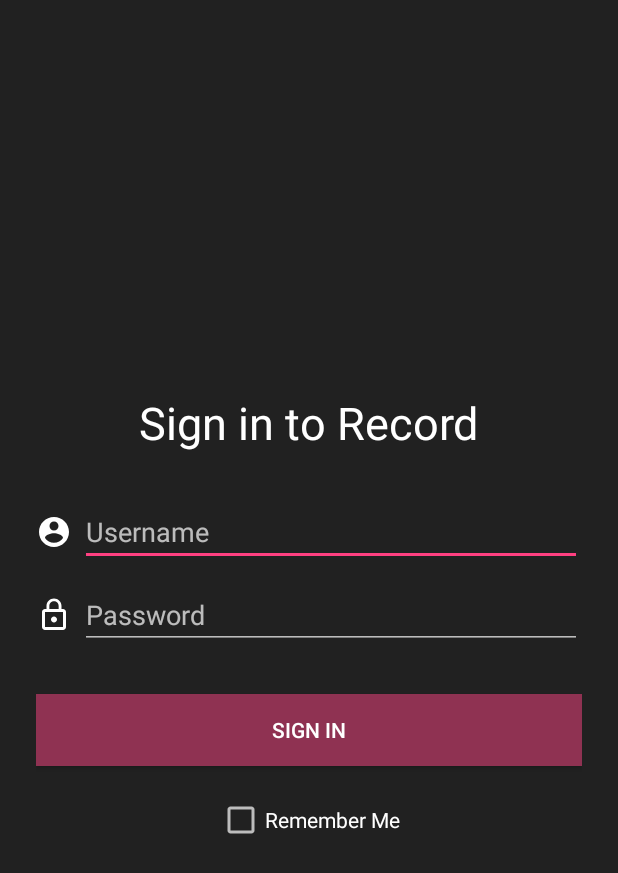
After one commit to wipsi7/AudioStory, an Android app: the LoginActivity screen opened directly, with no data from a screen before it, on a phone screen of 412 x 824 dp. The commit adds this screen. Shown: the top 873 px of the screen. Run offline under Robolectric (Android 15) with nearby library versions, the phone set to English and light mode, and no system bars.

Commit message:
Created new Login activity layout

```diff
--- a/app/build.gradle
+++ b/app/build.gradle
@@ -6,6 +6,7 @@ android {
 
     defaultConfig {
         applicationId "fi.metropolia.audiostory"
+        vectorDrawables.useSupportLibrary = true
         minSdkVersion 19
         targetSdkVersion 23
         versionCode 1
@@ -21,9 +22,10 @@ android {
 
 dependencies {
     compile fileTree(include: ['*.jar'], dir: 'libs')
-    testCompile 'junit:junit:4.12'
     compile 'com.android.support:appcompat-v7:23.4.0'
     compile 'com.github.hiteshsondhi88.libffmpeg:FFmpegAndroid:0.2.5'
     compile 'com.squareup.retrofit2:converter-gson:2.1.0'
     compile 'com.squareup.retrofit2:retrofit:2.1.0'
+    compile 'com.android.support:design:23.4.0'
+    testCompile 'junit:junit:4.12'
 }
--- a/app/src/main/AndroidManifest.xml
+++ b/app/src/main/AndroidManifest.xml
@@ -11,6 +11,11 @@
     <uses-feature
         android:name="android.hardware.nfc"
         android:required="true" />
+
+    <!-- To auto-complete the email text field in the login form with the user's emails -->
+    <uses-permission android:name="android.permission.GET_ACCOUNTS" />
+    <uses-permission android:name="android.permission.READ_PROFILE" />
+    <uses-permission android:name="android.permission.READ_CONTACTS" />
 
     <application
         android:allowBackup="true"
@@ -31,7 +36,8 @@
         </activity>
         <activity android:name=".activities.FeelingsActivity" />
         <activity android:name=".activities.RecordingActivity" />
-        <activity android:name=".activities.UploadActivity"></activity>
+        <activity android:name=".activities.UploadActivity" />
+        <activity android:name=".activities.LoginActivity" />
     </application>
 
 </manifest>
--- /dev/null
+++ b/app/src/main/java/fi/metropolia/audiostory/activities/LoginActivity.java
@@ -0,0 +1,15 @@
+package fi.metropolia.audiostory.activities;
+
+import android.os.Bundle;
+import android.support.v7.app.AppCompatActivity;
+
+import fi.metropolia.audiostory.R;
+
+public class LoginActivity extends AppCompatActivity {
+
+    @Override
+    protected void onCreate(Bundle savedInstanceState) {
+        super.onCreate(savedInstanceState);
+        setContentView(R.layout.activity_login);
+    }
+}
--- a/app/src/main/java/fi/metropolia/audiostory/activities/MainActivity.java
+++ b/app/src/main/java/fi/metropolia/audiostory/activities/MainActivity.java
@@ -212,13 +212,18 @@ public class MainActivity extends AppCompatActivity {
 
 
     public void onRecordClick(View v){
-        //Intent intent = new Intent(this, FeelingsActivity.class);
-        //startActivity(intent);
 
-        Log.d(DEBUG_TAG, "API on buttonclick: " + currentCredentials.getApiKey());
-        Log.d(DEBUG_TAG, "ID on buttonclick: " + currentCredentials.getCollectionID());
-        Log.d(DEBUG_TAG, "user on butonClick " + currentCredentials.getUserName());
-        Log.d(DEBUG_TAG, "Artifact on buttonClick " + artifact.getArtifactName());
-        //TODO create intent with artifact and currentcredentials parameters.
+        Bundle bundle = new Bundle();
+        bundle.putString(Constant.BUNDLE_USER, currentCredentials.getUserName());
+        bundle.putString(Constant.BUNDLE_PASS, currentCredentials.getPassword());
+        bundle.putString(Constant.BUNDLE_ID, currentCredentials.getCollectionID());
+        bundle.putString(Constant.BUNDLE_API, currentCredentials.getApiKey());
+        bundle.putString(Constant.BUNDLE_ARTIFACT, artifact.getArtifactName());
+
+        Intent i = new Intent(this, LoginActivity.class);
+        i.putExtra(Constant.EXTRA_BUNDLE_DATA, bundle);
+        startActivity(i);
+
+
     }
 }
--- a/app/src/main/java/fi/metropolia/audiostory/museum/Constant.java
+++ b/app/src/main/java/fi/metropolia/audiostory/museum/Constant.java
@@ -1,10 +1,18 @@
 package fi.metropolia.audiostory.museum;
 
-/** Constants for retrieving data from nfc tag **/
+
 public final class Constant {
-
+    /** Constants for retrieving data from nfc tag **/
     public static final int USERNAME_INDEX = 0;
     public static final int PASSWORD_INDEX = 1;
     public static final int COLLECTION_ID_INDEX = 2;
     public static final int ARTIFACT_INDEX = 3;
+
+    /** Constants for passing and retrieving data from bundle */
+    public static final String EXTRA_BUNDLE_DATA = "ExtraBundleData";
+    public static final String BUNDLE_USER = "BundleUser";
+    public static final String BUNDLE_PASS = "BundlePass";
+    public static final String BUNDLE_ID = "BundleId";
+    public static final String BUNDLE_API = "BundleApi";
+    public static final String BUNDLE_ARTIFACT = "BundleApi";
 }
--- /dev/null
+++ b/app/src/main/res/drawable/ic_account_circle_white_24px.xml
@@ -0,0 +1,9 @@
+<vector xmlns:android="http://schemas.android.com/apk/res/android"
+        android:width="24dp"
+        android:height="24dp"
+        android:viewportWidth="24.0"
+        android:viewportHeight="24.0">
+    <path
+        android:pathData="M12,2C6.48,2 2,6.48 2,12s4.48,10 10,10 10,-4.48 10,-10S17.52,2 12,2zM12,5c1.66,0 3,1.34 3,3s-1.34,3 -3,3 -3,-1.34 -3,-3 1.34,-3 3,-3zM12,19.2c-2.5,0 -4.71,-1.28 -6,-3.22 0.03,-1.99 4,-3.08 6,-3.08 1.99,0 5.97,1.09 6,3.08 -1.29,1.94 -3.5,3.22 -6,3.22z"
+        android:fillColor="#FFFFFF"/>
+</vector>
--- /dev/null
+++ b/app/src/main/res/drawable/ic_lock_outline_white_24px.xml
@@ -0,0 +1,9 @@
+<vector xmlns:android="http://schemas.android.com/apk/res/android"
+        android:width="24dp"
+        android:height="24dp"
+        android:viewportWidth="24.0"
+        android:viewportHeight="24.0">
+    <path
+        android:pathData="M12,17c1.1,0 2,-0.9 2,-2s-0.9,-2 -2,-2 -2,0.9 -2,2 0.9,2 2,2zM18,8h-1L17,6c0,-2.76 -2.24,-5 -5,-5S7,3.24 7,6v2L6,8c-1.1,0 -2,0.9 -2,2v10c0,1.1 0.9,2 2,2h12c1.1,0 2,-0.9 2,-2L20,10c0,-1.1 -0.9,-2 -2,-2zM8.9,6c0,-1.71 1.39,-3.1 3.1,-3.1s3.1,1.39 3.1,3.1v2L8.9,8L8.9,6zM18,20L6,20L6,10h12v10z"
+        android:fillColor="#FFFFFF"/>
+</vector>
--- a/app/src/main/res/drawable/pink_button.xml
+++ b/app/src/main/res/drawable/pink_button.xml
@@ -1,6 +1,7 @@
 <?xml version="1.0" encoding="utf-8"?>
 <selector xmlns:android="http://schemas.android.com/apk/res/android">
-    <item android:state_pressed="true"
-        android:drawable="@color/active_pink"/> <!-- pressed -->
-    <item android:drawable="@color/passive_pink"/> <!-- default -->
+    <!-- pressed -->
+    <!-- default -->
+    <item android:state_pressed="true" android:drawable="@color/active_pink" />
+    <item android:drawable="@color/passive_pink" />
 </selector>
--- /dev/null
+++ b/app/src/main/res/layout/activity_login.xml
@@ -0,0 +1,103 @@
+<?xml version="1.0" encoding="utf-8"?>
+<RelativeLayout xmlns:android="http://schemas.android.com/apk/res/android"
+    xmlns:app="http://schemas.android.com/apk/res-auto"
+    xmlns:tools="http://schemas.android.com/tools"
+    android:id="@+id/activity_login"
+    android:layout_width="match_parent"
+    android:layout_height="match_parent"
+    android:paddingBottom="@dimen/activity_vertical_margin"
+    android:paddingLeft="@dimen/activity_horizontal_margin"
+    android:paddingRight="@dimen/activity_horizontal_margin"
+    android:paddingTop="@dimen/activity_vertical_margin"
+    tools:context="fi.metropolia.audiostory.activities.LoginActivity">
+
+    <LinearLayout
+        android:orientation="vertical"
+        android:layout_width="match_parent"
+        android:layout_height="wrap_content"
+        android:layout_centerInParent="true"
+        android:layout_marginStart="8dp"
+        android:layout_marginEnd="8dp">
+
+        <TextView
+            android:text="@string/activity_login_tv_sign"
+            android:layout_width="wrap_content"
+            android:layout_height="wrap_content"
+            android:id="@+id/textView2"
+            android:textSize="30sp"
+            android:layout_gravity="center_horizontal"
+            android:layout_marginBottom="30dp" />
+
+        <LinearLayout
+            android:orientation="horizontal"
+            android:layout_width="match_parent"
+            android:layout_height="wrap_content"
+            android:layout_marginBottom="10dp">
+
+            <ImageView
+                android:layout_width="wrap_content"
+                android:layout_height="wrap_content"
+                app:srcCompat="@drawable/ic_account_circle_white_24px"
+                android:id="@+id/imageView"
+                android:layout_gravity="center_vertical"
+                android:contentDescription="@string/desc_user_account"
+                android:layout_marginEnd="5dp" />
+
+            <EditText
+                android:layout_width="0dp"
+                android:layout_height="wrap_content"
+                android:inputType="textPersonName"
+                android:ems="10"
+                android:id="@+id/login_activiy_et_user"
+                android:hint="@string/activity_login_et_hint_user"
+                android:lines="1"
+                android:layout_weight="1"
+                android:layout_gravity="center_vertical" />
+
+        </LinearLayout>
+
+        <LinearLayout
+            android:orientation="horizontal"
+            android:layout_width="match_parent"
+            android:layout_height="wrap_content"
+            android:layout_marginBottom="20dp">
+
+            <ImageView
+                android:layout_width="wrap_content"
+                android:layout_height="wrap_content"
+                android:layout_gravity="center_vertical"
+
+                app:srcCompat="@drawable/ic_lock_outline_white_24px"
+                android:id="@+id/imageView2"
+                android:contentDescription="@string/desc_user_password"
+                android:layout_marginEnd="5dp" />
+
+            <EditText
+                android:layout_width="0dp"
+                android:layout_height="wrap_content"
+                android:inputType="textPassword"
+                android:ems="10"
+                android:id="@+id/login_activity_et_password"
+                android:hint="@string/activity_login_et_hint_password"
+                android:lines="1"
+                android:layout_weight="1" />
+        </LinearLayout>
+
+        <Button
+            android:layout_width="match_parent"
+            android:layout_height="wrap_content"
+            android:id="@+id/login_activity_btn_"
+            android:text="@string/activity_login_btn_sign"
+            android:background="@drawable/pink_button"
+            android:layout_marginBottom="20dp"
+            android:layout_marginTop="10dp" />
+
+        <CheckBox
+            android:text="@string/activity_login_cb_remember_"
+            android:layout_width="wrap_content"
+            android:layout_height="wrap_content"
+            android:id="@+id/checkBox"
+            android:layout_gravity="center" />
+    </LinearLayout>
+
+</RelativeLayout>
--- a/app/src/main/res/layout/activity_main.xml
+++ b/app/src/main/res/layout/activity_main.xml
@@ -1,7 +1,6 @@
 <?xml version="1.0" encoding="utf-8"?>
 <RelativeLayout xmlns:android="http://schemas.android.com/apk/res/android"
     xmlns:tools="http://schemas.android.com/tools"
-    style="@style/appBackground"
     android:layout_width="match_parent"
     android:layout_height="match_parent"
     android:paddingTop="@dimen/activity_vertical_margin"
--- a/app/src/main/res/values/colors.xml
+++ b/app/src/main/res/values/colors.xml
@@ -6,4 +6,5 @@
     <color name="black">#000000</color>
     <color name="active_pink">#fa3f7e</color>
     <color name="passive_pink">#8f3252</color>
+    <color name="material_background">#212121</color>
 </resources>
--- a/app/src/main/res/values/strings.xml
+++ b/app/src/main/res/values/strings.xml
@@ -17,6 +17,15 @@
 
     <string name="activity_recording_txt_title">Title of your Story</string>
     <string name="activity_recording_hint_title">Title</string>
+
+    <string name="activity_login_btn_sign">Sign in</string>
+    <string name="activity_login_tv_sign">Sign in to Record</string>
+    <string name="activity_login_et_hint_user">Username</string>
+    <string name="activity_login_et_hint_password">Password</string>
+    <string name="activity_login_cb_remember_">Remember Me</string>
+
+    <string name="desc_user_account">User</string>
+    <string name="desc_user_password">Password</string>
 
 
     <string name="desc_record">Record</string>
@@ -44,4 +53,7 @@
     <string name="desc_love">Love</string>
     <string name="desc_flip">Flip</string>
     <string name="desc_choose">Choose placeholder</string>
+    <string name="title_activity_login">Sign in</string>
+
+
 </resources>
--- a/app/src/main/res/values/styles.xml
+++ b/app/src/main/res/values/styles.xml
@@ -3,7 +3,7 @@
     <!-- Base application theme. -->
     <style name="AppTheme" parent="Theme.AppCompat.NoActionBar">
         <!-- Customize your theme here. -->
-        <item name="android:windowBackground">@android:color/background_dark</item>
+        <item name="android:windowBackground">@color/material_background</item>
         <item name="android:textColor">@android:color/white</item>
         <item name="colorPrimary">@color/black</item>
         <item name="colorPrimaryDark">@color/black</item>
```
